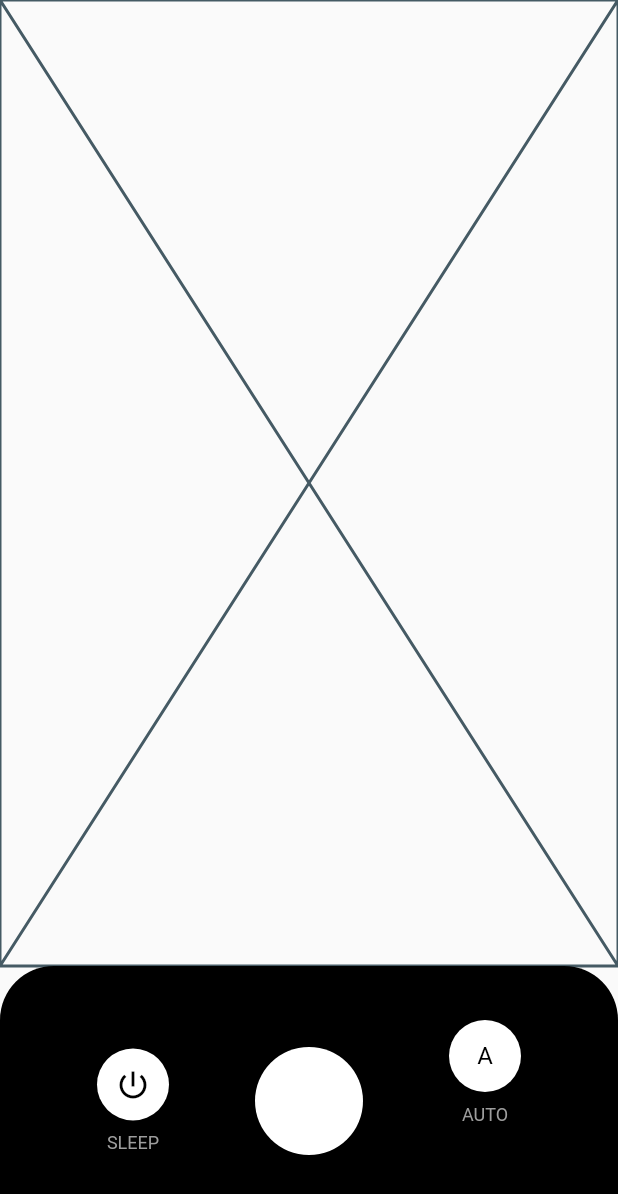
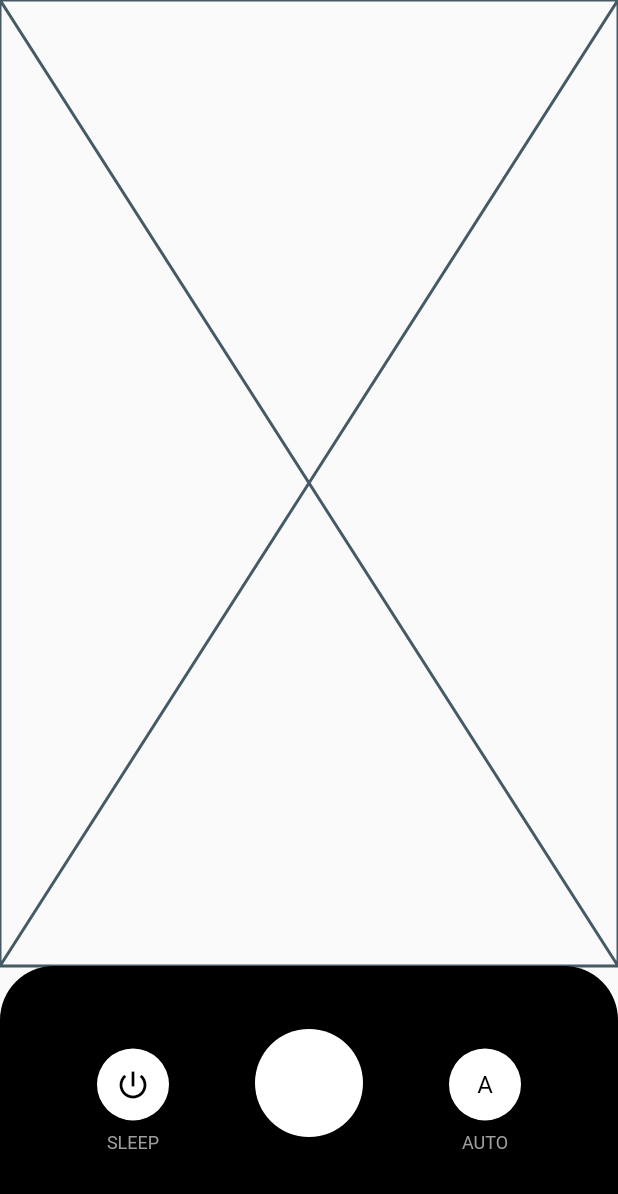
Before and after one commit to JAICHANGPARK/flutter_notebook_18th_story, a Flutter app: the screen it shows after launch, on a phone screen of 412 x 824 dp. Shown: the top 1194 px of the screen. Run offline on Flutter 3.47's test engine with Material 2 defaults, Android fonts, the phone set to English and light mode, and no system bars; our stand-ins replace cached_network_image, flutter_lorem, flutter_riverpod, flutter_svg, freezed_annotation, go_router and 3 more.

Commit message:
Update treadmill_home_page.dart

```diff
--- a/lib/ep1070_treadmill_app/src/ui/treadmill_home_page.dart
+++ b/lib/ep1070_treadmill_app/src/ui/treadmill_home_page.dart
@@ -50,9 +50,11 @@ class TreadmillHomePage extends StatelessWidget {
                       radius: 36,
                       backgroundColor: Colors.white,
                     ),
+                    SizedBox(height: 24,)
                   ],
                 ),
                 Column(
+                  mainAxisAlignment: MainAxisAlignment.center,
                   children: [
                     CircleAvatar(
                     radius: 24,
```
